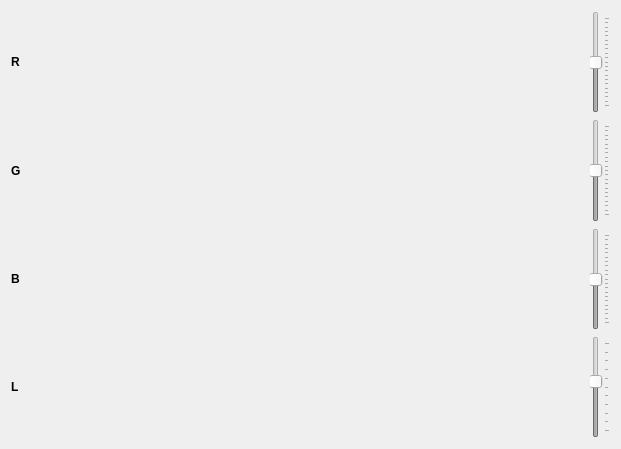
First picture: the form in previewform.ui, repository 607011/vstripe, before the edit.
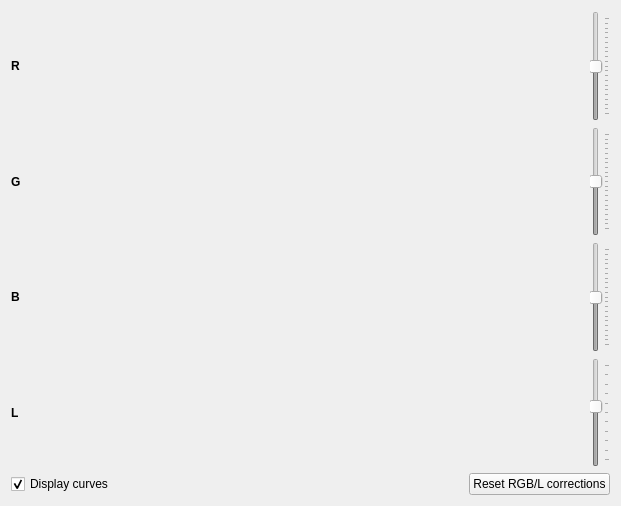
Second picture: the form after the edit.

Commit message: PreviewForm verbessert: Ein-/Ausschalten der Kurven, Zur?cksetzen der RGBL-Korrekturen.

```diff
--- a/previewform.ui
+++ b/previewform.ui
@@ -7,7 +7,7 @@
     <x>0</x>
     <y>0</y>
     <width>621</width>
-    <height>449</height>
+    <height>506</height>
    </rect>
   </property>
   <property name="windowTitle">
@@ -15,6 +15,8 @@
   </property>
   <layout class="QGridLayout" name="gridLayout_2">
    <item row="0" column="0">
+    <layout class="QVBoxLayout" name="verticalLayout">
+     <item>
     <layout class="QHBoxLayout" name="horizontalLayout">
      <item>
       <layout class="QGridLayout" name="gridLayout">
@@ -212,6 +214,42 @@
          </property>
          <property name="tickInterval">
           <number>10</number>
+           </property>
+          </widget>
+         </item>
+        </layout>
+       </item>
+      </layout>
+     </item>
+     <item>
+      <layout class="QHBoxLayout" name="horizontalLayout_2">
+       <item>
+        <widget class="QCheckBox" name="checkBoxShowCurves">
+         <property name="text">
+          <string>Display curves</string>
+         </property>
+         <property name="checked">
+          <bool>true</bool>
+         </property>
+        </widget>
+       </item>
+       <item>
+        <spacer name="horizontalSpacer">
+         <property name="orientation">
+          <enum>Qt::Horizontal</enum>
+         </property>
+         <property name="sizeHint" stdset="0">
+          <size>
+           <width>40</width>
+           <height>20</height>
+          </size>
+         </property>
+        </spacer>
+       </item>
+       <item>
+        <widget class="QPushButton" name="resetRGBLButton">
+         <property name="text">
+          <string>Reset RGB/L corrections</string>
          </property>
         </widget>
        </item>
```
Lines whose indentation alone changed are shown as unchanged. The commit also changes 11 other files.
